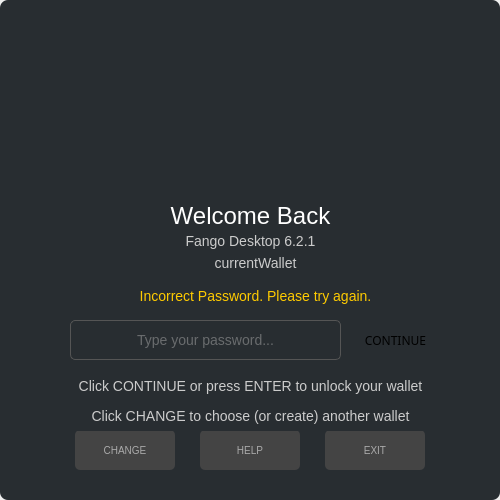
First picture: the form in src/gui/ui/mainpassworddialog.ui, repository FandomGold/FANGO-wallet, before the edit.
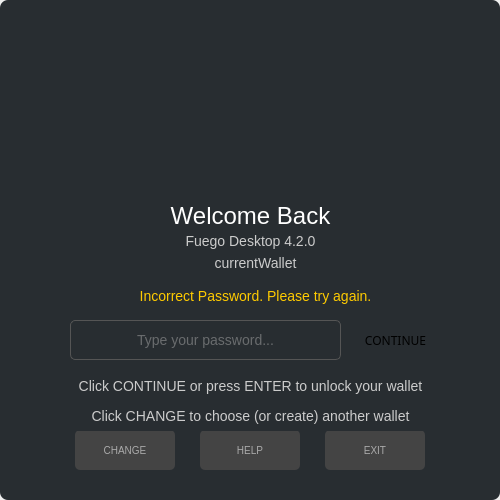
Second picture: the form after the edit. Icons and pictures are not drawn.

```diff
--- a/src/gui/ui/mainpassworddialog.ui
+++ b/src/gui/ui/mainpassworddialog.ui
@@ -289,7 +289,7 @@
 font-size: 14px;</string>
       </property>
       <property name="text">
-       <string>Fango Desktop 6.2.1</string>
+       <string>Fuego Desktop 4.2.0</string>
       </property>
       <property name="alignment">
        <set>Qt::AlignCenter</set>
```
